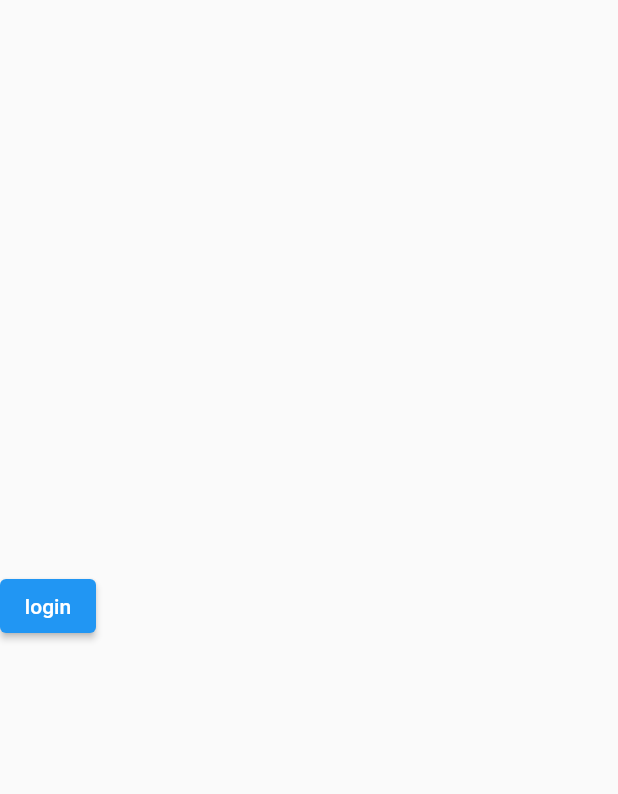
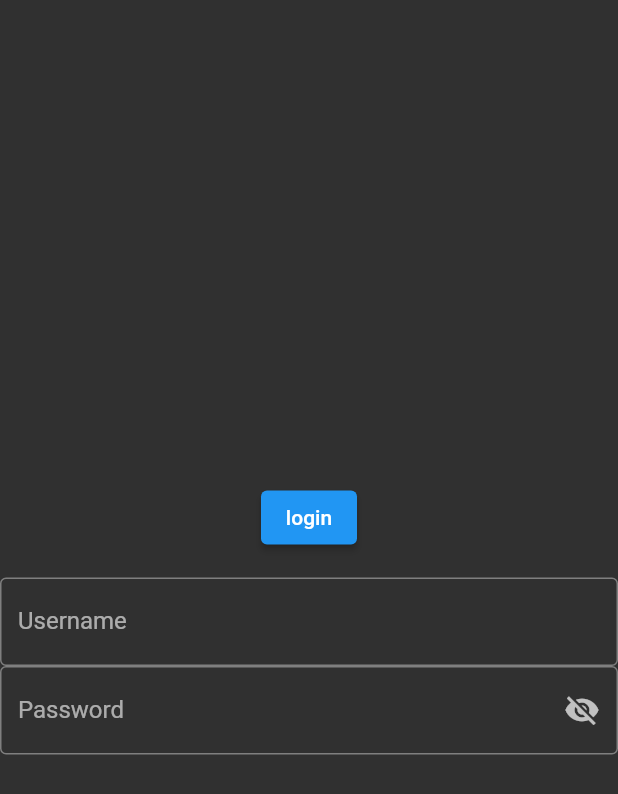
Before and after one commit to mrYasinHamidi/movies, a Flutter app: the screen it shows after launch, after a tap on "Login", on a phone screen of 412 x 824 dp. Shown: the top 794 px of the screen. Run offline on Flutter 3.47's test engine with Material 2 defaults, Android fonts, the phone set to English and light mode, and no system bars; our stand-ins replace auto_route, bloc, dio, flutter_bloc, flutter_secure_storage, freezed_annotation and 4 more; accounts and stored records are empty.

Commit message:
add pass and username text fields

```diff
--- a/lib/auth/presentation/login/bloc/login_bloc.dart
+++ b/lib/auth/presentation/login/bloc/login_bloc.dart
@@ -21,6 +21,7 @@ class LoginBloc extends Bloc<LoginEvent, LoginState> {
         event.map(
           tokenRequested: (_) => _tokenRequested(_, emit),
           tokenChecked: (_) => _tokenChecked(_, emit),
+          passwordVisibilityChanged: (_) => _passwordVisibilityChanged(_, emit),
         );
       },
     );
@@ -59,4 +60,11 @@ class LoginBloc extends Bloc<LoginEvent, LoginState> {
       emit(LoginState.failed());
     }
   }
+
+  void _passwordVisibilityChanged(
+    _PasswordVisibilityChanged event,
+    Emitter<LoginState> emit,
+  ) {
+    emit(LoginState.passwordVisibility(event.isVisible));
+  }
 }
--- a/lib/auth/presentation/login/bloc/login_event.dart
+++ b/lib/auth/presentation/login/bloc/login_event.dart
@@ -5,4 +5,6 @@ class LoginEvent with _$LoginEvent {
   const factory LoginEvent.tokenRequested() = _TokenRequested;
 
   const factory LoginEvent.tokenChecked({required final Uri? checkingResponse}) = _TokenChecked;
+
+  const factory LoginEvent.passwordVisibilityChanged({required final bool isVisible}) = _PasswordVisibilityChanged;
 }
--- a/lib/auth/presentation/login/bloc/login_state.dart
+++ b/lib/auth/presentation/login/bloc/login_state.dart
@@ -3,7 +3,12 @@ part of 'login_bloc.dart';
 @freezed
 class LoginState with _$LoginState {
   const factory LoginState.initial() = _Initial;
+
   const factory LoginState.loading() = _Loading;
+
   const factory LoginState.success() = _Success;
+
   const factory LoginState.failed() = _Failed;
+
+  const factory LoginState.passwordVisibility(bool isVisible) = _PasswordVisibility;
 }
--- a/lib/auth/presentation/login/widgets/page.dart
+++ b/lib/auth/presentation/login/widgets/page.dart
@@ -52,7 +52,28 @@ class _PageState extends State<_Page> {
                 );
               },
             ),
-
+            TextFormField(
+              decoration: InputDecoration(labelText: 'Username'),
+            ),
+            BlocBuilder<LoginBloc, LoginState>(
+              buildWhen: (_, state) => state.mapOrNull(passwordVisibility: (_) => true) ?? false,
+              builder: (context, state) {
+                final bool isVisible = state.maybeMap(
+                  passwordVisibility: (_) => _.isVisible,
+                  orElse: () => true,
+                );
+                return TextFormField(
+                  decoration: InputDecoration(
+                    labelText: 'Password',
+                    suffixIcon: IconButton(
+                      onPressed: () => bloc.add(LoginEvent.passwordVisibilityChanged(isVisible: !isVisible)),
+                      icon: Icon(isVisible ? Icons.visibility_off : Icons.visibility),
+                    ),
+                  ),
+                  obscureText: isVisible,
+                );
+              },
+            ),
           ],
         ),
       ),
--- a/lib/common/theme/theme.dart
+++ b/lib/common/theme/theme.dart
@@ -1,24 +1,28 @@
 import 'package:flutter/material.dart';
 
 abstract class MovieTheme {
-  const MovieTheme();
+  abstract Brightness brightness;
 
-  final Color background = Colors.red;
+  final InputDecorationTheme inputDecorationTheme = InputDecorationTheme(
+    border: OutlineInputBorder(),
+  );
 }
 
 class LightTheme extends MovieTheme {
-  const LightTheme();
-
   @override
-  Color get background => Colors.blue;
+  Brightness brightness = Brightness.light;
 }
 
 class DarkTheme extends MovieTheme {
-  const DarkTheme();
+  @override
+  Brightness brightness = Brightness.dark;
 }
 
 extension MovieThemex on MovieTheme {
   ThemeData getThemeData() {
-    return ThemeData();
+    return ThemeData(
+      brightness: brightness,
+      inputDecorationTheme: inputDecorationTheme,
+    );
   }
 }
--- a/lib/common/theme/theme_bloc.dart
+++ b/lib/common/theme/theme_bloc.dart
@@ -11,7 +11,7 @@ part 'theme_bloc.freezed.dart';
 
 @injectable
 class ThemeBloc extends Bloc<ThemeEvent, ThemeState> {
-  ThemeBloc() : super(const ThemeState.initial(LightTheme())) {
+  ThemeBloc() : super(ThemeState.initial(DarkTheme())) {
     on<ThemeEvent>(
       (event, emit) {
         event.map(
@@ -26,9 +26,9 @@ class ThemeBloc extends Bloc<ThemeEvent, ThemeState> {
     Emitter<ThemeState> emit,
   ) {
     if (event.isDark) {
-      emit(ThemeState.themeState(const DarkTheme()));
+      emit(ThemeState.themeState(DarkTheme()));
     } else {
-      emit(ThemeState.themeState(const LightTheme()));
+      emit(ThemeState.themeState(LightTheme()));
     }
   }
 }
```
Also changed, not shown: lib/auth/presentation/login/bloc/login_bloc.freezed.dart.
